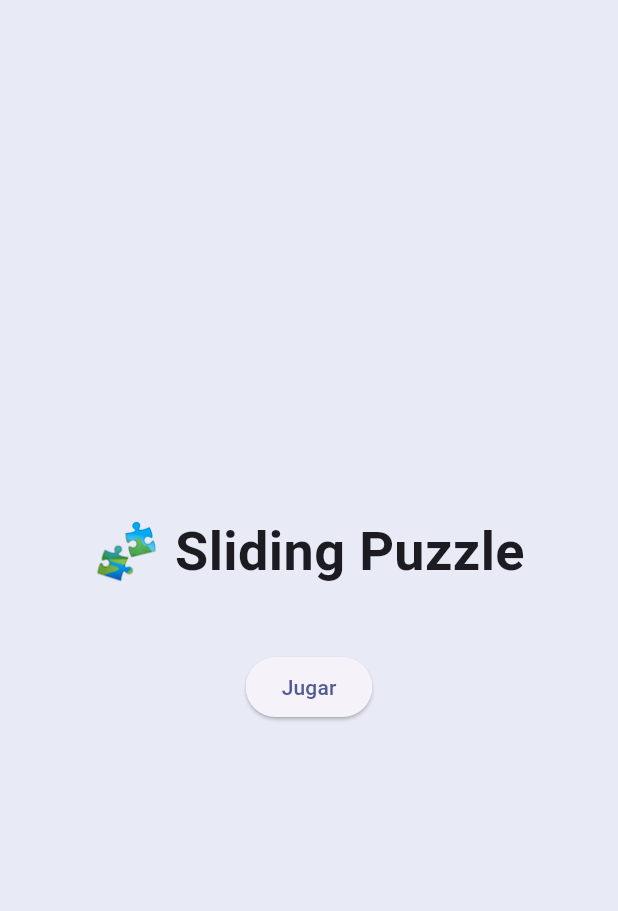
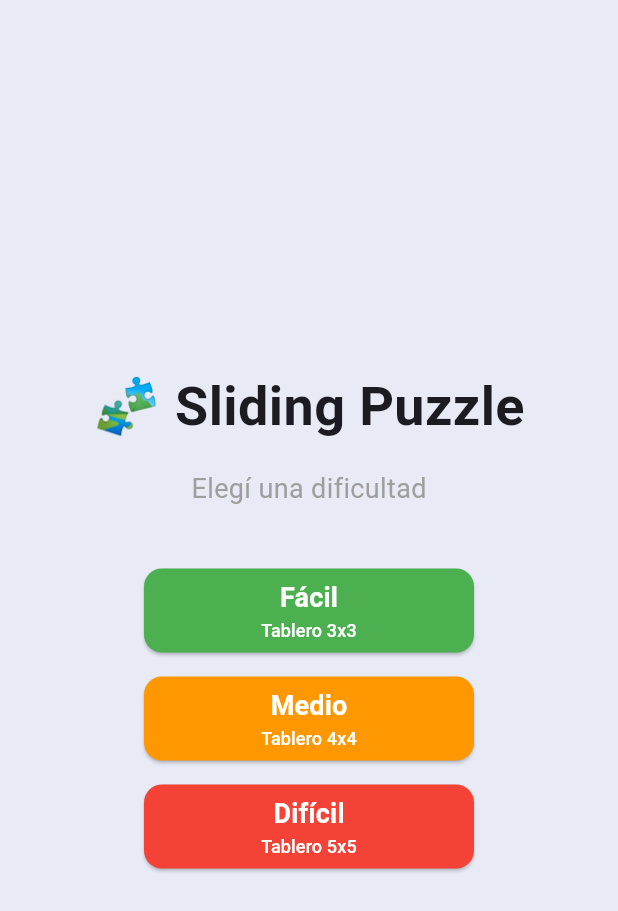
Before and after one commit to Matute0512/sliding-puzzle, a Flutter app: the screen it shows after launch, on a phone screen of 412 x 824 dp. Shown: the top 911 px of the screen. Run offline on Flutter 3.47's test engine with Material 3 defaults, Android fonts, the phone set to English and light mode, and no system bars.

Commit message:
feat: add difficulty selection with 3x3, 4x4 and  5x5 board sizes

```diff
--- a/lib/main.dart
+++ b/lib/main.dart
@@ -25,6 +25,13 @@ class SlidingPuzzleApp extends StatelessWidget {
 class HomeScreen extends StatelessWidget {
   const HomeScreen({super.key});
 
+  void _navegarAJuego(BuildContext context, int size) {
+    Navigator.push(
+      context,
+      MaterialPageRoute(builder: (_) => GameScreen(size: size)),
+    );
+  }
+
   @override
   Widget build(BuildContext context) {
     return Scaffold(
@@ -37,15 +44,31 @@ class HomeScreen extends StatelessWidget {
               '🧩 Sliding Puzzle',
               style: TextStyle(fontSize: 36, fontWeight: FontWeight.bold),
             ),
+            const SizedBox(height: 16),
+            const Text(
+              'Elegí una dificultad',
+              style: TextStyle(fontSize: 18, color: Colors.grey),
+            ),
             const SizedBox(height: 40),
-            ElevatedButton(
-              onPressed: () {
-                Navigator.push(
-                  context,
-                  MaterialPageRoute(builder: (_) => const GameScreen()),
-                );
-              },
-              child: const Text('Jugar'),
+            _BotonDificultad(
+              label: 'Fácil',
+              descripcion: 'Tablero 3x3',
+              color: Colors.green,
+              onTap: () => _navegarAJuego(context, 3),
+            ),
+            const SizedBox(height: 16),
+            _BotonDificultad(
+              label: 'Medio',
+              descripcion: 'Tablero 4x4',
+              color: Colors.orange,
+              onTap: () => _navegarAJuego(context, 4),
+            ),
+            const SizedBox(height: 16),
+            _BotonDificultad(
+              label: 'Difícil',
+              descripcion: 'Tablero 5x5',
+              color: Colors.red,
+              onTap: () => _navegarAJuego(context, 5),
             ),
           ],
         ),
@@ -53,3 +76,40 @@ class HomeScreen extends StatelessWidget {
     );
   }
 }
+
+/// Widget reutilizable para cada botón de dificultad
+class _BotonDificultad extends StatelessWidget {
+  final String label;
+  final String descripcion;
+  final Color color;
+  final VoidCallback onTap;
+
+  const _BotonDificultad({
+    required this.label,
+    required this.descripcion,
+    required this.color,
+    required this.onTap,
+  });
+
+  @override
+  Widget build(BuildContext context) {
+    return ElevatedButton(
+      style: ElevatedButton.styleFrom(
+        backgroundColor: color,
+        foregroundColor: Colors.white,
+        minimumSize: const Size(220, 56),
+        shape: RoundedRectangleBorder(borderRadius: BorderRadius.circular(12)),
+      ),
+      onPressed: onTap,
+      child: Column(
+        children: [
+          Text(
+            label,
+            style: const TextStyle(fontSize: 18, fontWeight: FontWeight.bold),
+          ),
+          Text(descripcion, style: const TextStyle(fontSize: 12)),
+        ],
+      ),
+    );
+  }
+}
```
Also changed, not shown: lib/game_screen.dart (+9 -9 lines).
